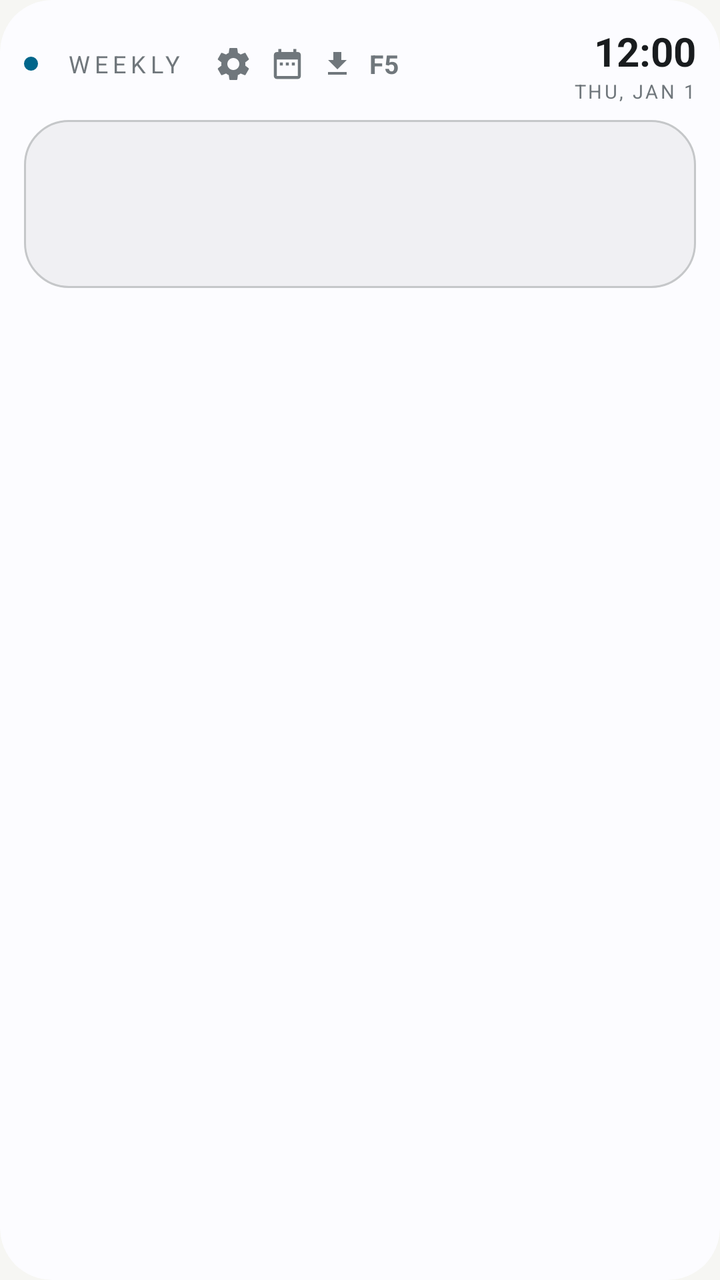
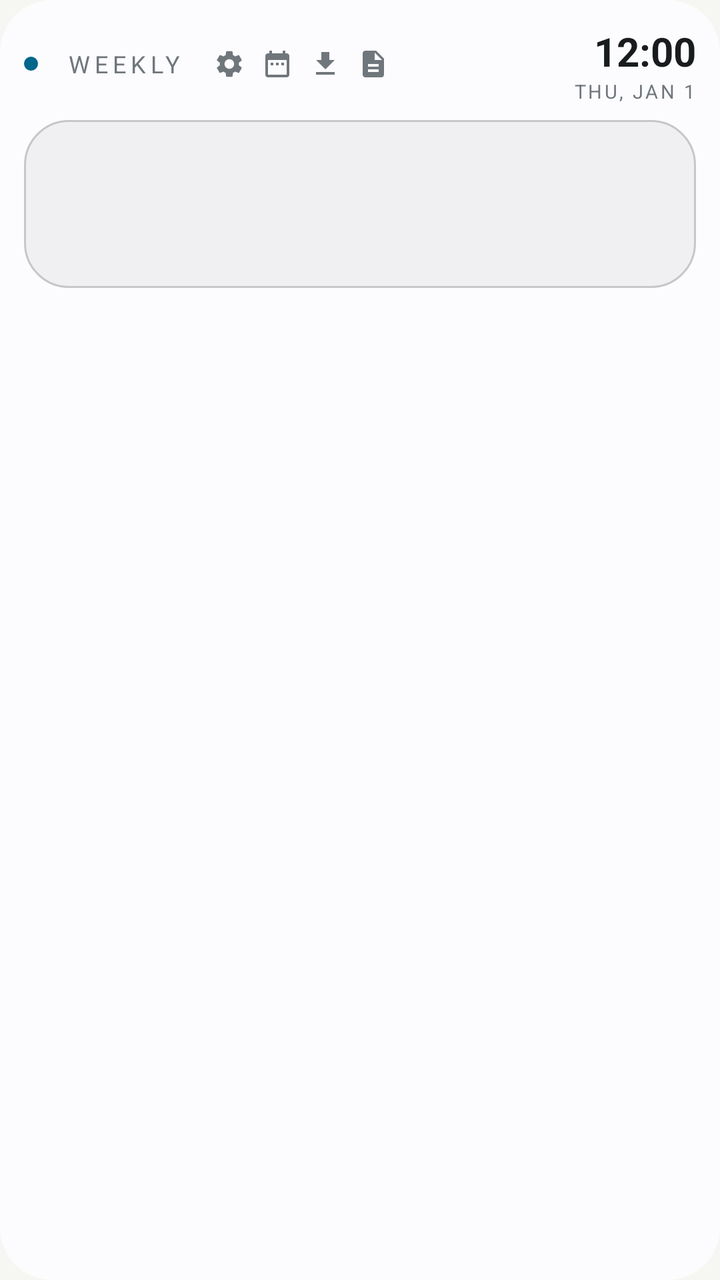

Two renders of the same Android screen: before a commit and after it. Below are the layout's source before the change and the commit's diff.
<!-- AndroidManifest.xml: application theme Theme.CRSScheduler.GE -->
<!-- res/layout/week_widget_adaptive.xml -->
<?xml version="1.0" encoding="utf-8"?>
<FrameLayout xmlns:android="http://schemas.android.com/apk/res/android"
    android:layout_width="match_parent"
    android:layout_height="match_parent"
    android:background="@drawable/widget_bg_adaptive"
    android:clipToOutline="true">

    <LinearLayout
        android:layout_width="match_parent"
        android:layout_height="match_parent"
        android:orientation="vertical"
        android:paddingStart="12dp"
        android:paddingTop="12dp"
        android:paddingEnd="12dp"
        android:paddingBottom="3dp">

                <LinearLayout
            android:layout_width="match_parent"
            android:layout_height="wrap_content"
            android:orientation="horizontal"
            android:gravity="center_vertical"
            android:layout_marginBottom="8dp">

            <ImageView
                android:layout_width="7dp"
                android:layout_height="7dp"
                android:src="@drawable/dot_accent_adaptive" />

            <TextView
                android:id="@+id/header_brand_label"
                android:layout_width="wrap_content"
                android:layout_height="wrap_content"
                android:layout_marginStart="7dp"
                android:paddingStart="7dp"
                android:paddingEnd="7dp"
                android:paddingTop="3dp"
                android:paddingBottom="3dp"
                android:text="WEEKLY"
                android:textColor="@color/adaptive_ink_dim"
                android:textSize="12sp"
                android:letterSpacing="0.2"
                android:maxLines="1"
                android:ellipsize="end" />

            <ImageView
                android:id="@+id/btn_settings"
                android:layout_width="20dp"
                android:layout_height="20dp"
                android:layout_marginStart="8dp"
                android:src="@drawable/ic_settings_adaptive" />

            <ImageView
                android:id="@+id/btn_view_full_schedule"
                android:layout_width="18dp"
                android:layout_height="18dp"
                android:layout_marginStart="8dp"
                android:src="@drawable/ic_calendar_adaptive" />

            <ImageView
                android:id="@+id/btn_save"
                android:layout_width="16dp"
                android:layout_height="16dp"
                android:layout_marginStart="8dp"
                android:src="@drawable/ic_save_adaptive" />

            <TextView
                android:id="@+id/btn_form5"
                android:layout_width="wrap_content"
                android:layout_height="wrap_content"
                android:layout_marginStart="8dp"
                android:text="F5"
                android:textColor="@color/adaptive_ink_dim"
                android:textSize="13sp"
                android:textStyle="bold"
                android:letterSpacing="0.02" />

            <TextView
                android:layout_width="0dp"
                android:layout_height="1dp"
                android:layout_weight="1" />

            <LinearLayout
                android:layout_width="wrap_content"
                android:layout_height="wrap_content"
                android:orientation="vertical"
                android:gravity="end">

                <TextClock
                    android:id="@+id/clock_time"
                    android:layout_width="wrap_content"
                    android:layout_height="wrap_content"
                    android:format12Hour="h:mm"
                    android:format24Hour="HH:mm"
                    android:textColor="@color/adaptive_ink"
                    android:textSize="20sp"
                    android:textStyle="bold" />

                <TextClock
                    android:id="@+id/clock_date"
                    android:layout_width="wrap_content"
                    android:layout_height="wrap_content"
                    android:format12Hour="EEE, MMM d"
                    android:format24Hour="EEE, MMM d"
                    android:textAllCaps="true"
                    android:textColor="@color/adaptive_ink_dim"
                    android:textSize="9.5sp"
                    android:letterSpacing="0.12" />
            </LinearLayout>
        </LinearLayout>

                <FrameLayout
            android:id="@+id/summary_card"
            android:layout_width="match_parent"
            android:layout_height="wrap_content"
            android:background="@drawable/card_bg_adaptive"
            android:padding="12dp"
            android:layout_marginBottom="8dp">

            <LinearLayout
                android:layout_width="match_parent"
                android:layout_height="wrap_content"
                android:orientation="vertical">

                <TextView
                    android:id="@+id/summary_headline"
                    android:layout_width="match_parent"
                    android:layout_height="wrap_content"
                    android:textColor="@color/adaptive_ink"
                    android:textStyle="bold"
                    android:textSize="15.5sp"
                    android:maxLines="1"
                    android:ellipsize="end" />

                <TextView
                    android:id="@+id/summary_sub"
                    android:layout_width="match_parent"
                    android:layout_height="wrap_content"
                    android:textColor="@color/adaptive_ink_dim"
                    android:textSize="11sp"
                    android:layout_marginTop="5dp" />

                <TextView
                    android:id="@+id/summary_next"
                    android:layout_width="match_parent"
                    android:layout_height="wrap_content"
                    android:textColor="@color/adaptive_ink_dim"
                    android:textSize="10.5sp"
                    android:layout_marginTop="5dp"
                    android:maxLines="1"
                    android:ellipsize="end" />
            </LinearLayout>
        </FrameLayout>

                <LinearLayout
            android:id="@+id/week_dots_row"
            android:layout_width="match_parent"
            android:layout_height="0dp"
            android:layout_weight="1"
            android:orientation="horizontal"
            android:gravity="center" />

    </LinearLayout>

</FrameLayout>
<!-- resources referenced by this layout -->
<resources>
  <color name="adaptive_ink">@android:color/system_neutral1_900</color>
  <color name="adaptive_ink_dim">@android:color/system_neutral2_500</color>
  <!-- drawable card_bg_adaptive (drawable) -->
  <?xml version="1.0" encoding="utf-8"?>
  <shape xmlns:android="http://schemas.android.com/apk/res/android">
      <solid android:color="@color/adaptive_surface" />
      <corners android:radius="22dp" />
      <stroke android:width="1dp" android:color="@color/adaptive_line" />
  </shape>
  <!-- drawable dot_accent_adaptive (drawable) -->
  <?xml version="1.0" encoding="utf-8"?>
  <shape xmlns:android="http://schemas.android.com/apk/res/android" android:shape="oval">
      <solid android:color="@color/adaptive_accent" />
  </shape>
  <!-- drawable ic_calendar_adaptive (drawable) -->
  <?xml version="1.0" encoding="utf-8"?>
  <vector xmlns:android="http://schemas.android.com/apk/res/android"
      android:width="24dp"
      android:height="24dp"
      android:viewportWidth="24"
      android:viewportHeight="24"
      android:tint="@color/adaptive_ink_dim">
      <path
          android:fillColor="#FF000000"
          android:pathData="M9,11H7v2h2V11z M13,11h-2v2h2V11z M17,11h-2v2h2V11z M19,4h-1V2h-2v2H8V2H6v2H5C3.89,4 3.01,4.9 3.01,6L3,20c0,1.1 0.89,2 2,2h14c1.1,0 2,-0.9 2,-2V6C21,4.9 20.1,4 19,4z M19,20H5V9h14V20z" />
  </vector>
  <!-- drawable ic_save_adaptive (drawable) -->
  <?xml version="1.0" encoding="utf-8"?>
  <vector xmlns:android="http://schemas.android.com/apk/res/android"
      android:width="24dp"
      android:height="24dp"
      android:viewportWidth="24"
      android:viewportHeight="24"
      android:tint="@color/adaptive_ink_dim">
      <path
          android:fillColor="#FF000000"
          android:pathData="M19,9h-4V3H9v6H5l7,7l7,-7zM5,18v2h14v-2H5z" />
  </vector>
  <!-- drawable widget_bg_adaptive (drawable) -->
  <?xml version="1.0" encoding="utf-8"?>
  <shape xmlns:android="http://schemas.android.com/apk/res/android">
      <solid android:color="@color/adaptive_bg" />
      <corners android:radius="26dp" />
  </shape>
  <style name="Theme.CRSScheduler.GE" parent="Theme.AppCompat.DayNight.NoActionBar">
          <item name="android:windowBackground">@color/ge_bg</item>
          <item name="colorPrimary">@color/ge_accent</item>
          <item name="colorPrimaryDark">@color/ge_bg</item>
          <item name="colorAccent">@color/ge_accent</item>
      </style>
  <color name="adaptive_surface">@android:color/system_neutral1_50</color>
  <color name="adaptive_line">@android:color/system_neutral1_200</color>
  <color name="adaptive_accent">@android:color/system_accent1_600</color>
  <color name="adaptive_bg">@android:color/system_neutral1_10</color>
  <color name="ge_bg">#F6F6F3</color>
  <color name="ge_accent">#7B1113</color>
  <!-- unchanged entries left out for length: 1 -->
</resources>

<!-- the commit's change to res/layout/week_widget_adaptive.xml (unified diff, before → after) -->
@@ -4,6 +4,13 @@
     android:layout_height="match_parent"
     android:background="@drawable/widget_bg_adaptive"
     android:clipToOutline="true">
+
+    <ImageView
+        android:id="@+id/widget_custom_bg"
+        android:layout_width="match_parent"
+        android:layout_height="match_parent"
+        android:scaleType="centerCrop"
+        android:visibility="gone" />
 
     <LinearLayout
         android:layout_width="match_parent"
@@ -22,6 +29,7 @@
             android:layout_marginBottom="8dp">
 
             <ImageView
+                android:id="@+id/header_dot"
                 android:layout_width="7dp"
                 android:layout_height="7dp"
                 android:src="@drawable/dot_accent_adaptive" />
@@ -44,17 +52,26 @@
 
             <ImageView
                 android:id="@+id/btn_settings"
-                android:layout_width="20dp"
-                android:layout_height="20dp"
+                android:layout_width="16dp"
+                android:layout_height="16dp"
                 android:layout_marginStart="8dp"
                 android:src="@drawable/ic_settings_adaptive" />
 
-            <ImageView
+            <LinearLayout
                 android:id="@+id/btn_view_full_schedule"
-                android:layout_width="18dp"
-                android:layout_height="18dp"
+                android:layout_width="wrap_content"
+                android:layout_height="wrap_content"
                 android:layout_marginStart="8dp"
-                android:src="@drawable/ic_calendar_adaptive" />
+                android:gravity="center"
+                android:paddingTop="4dp"
+                android:paddingBottom="4dp">
+
+                <ImageView
+                    android:id="@+id/view_full_schedule_icon"
+                    android:layout_width="16dp"
+                    android:layout_height="16dp"
+                    android:src="@drawable/ic_calendar_adaptive" />
+                </LinearLayout>
 
             <ImageView
                 android:id="@+id/btn_save"
@@ -63,16 +80,12 @@
                 android:layout_marginStart="8dp"
                 android:src="@drawable/ic_save_adaptive" />
 
-            <TextView
+            <ImageView
                 android:id="@+id/btn_form5"
-                android:layout_width="wrap_content"
-                android:layout_height="wrap_content"
+                android:layout_width="16dp"
+                android:layout_height="16dp"
                 android:layout_marginStart="8dp"
-                android:text="F5"
-                android:textColor="@color/adaptive_ink_dim"
-                android:textSize="13sp"
-                android:textStyle="bold"
-                android:letterSpacing="0.02" />
+                android:src="@drawable/ic_form5_adaptive" />
 
             <TextView
                 android:layout_width="0dp"
<!-- resource entries referenced after the edit -->
@@ -25,6 +25,18 @@
       <path
           android:fillColor="#FF000000"
           android:pathData="M9,11H7v2h2V11z M13,11h-2v2h2V11z M17,11h-2v2h2V11z M19,4h-1V2h-2v2H8V2H6v2H5C3.89,4 3.01,4.9 3.01,6L3,20c0,1.1 0.89,2 2,2h14c1.1,0 2,-0.9 2,-2V6C21,4.9 20.1,4 19,4z M19,20H5V9h14V20z" />
+  </vector>
+  <!-- drawable ic_form5_adaptive (drawable) -->
+  <?xml version="1.0" encoding="utf-8"?>
+  <vector xmlns:android="http://schemas.android.com/apk/res/android"
+      android:width="24dp"
+      android:height="24dp"
+      android:viewportWidth="24"
+      android:viewportHeight="24"
+      android:tint="@color/adaptive_ink_dim">
+      <path
+          android:fillColor="#FF000000"
+          android:pathData="M14,2H6C4.9,2 4,2.9 4,4v16c0,1.1 0.89,2 1.99,2H18c1.1,0 2,-0.9 2,-2V8L14,2zM16,18H8v-2h8V18zM16,14H8v-2h8V14zM13,9V3.5L18.5,9H13z" />
   </vector>
   <!-- drawable ic_save_adaptive (drawable) -->
   <?xml version="1.0" encoding="utf-8"?>
